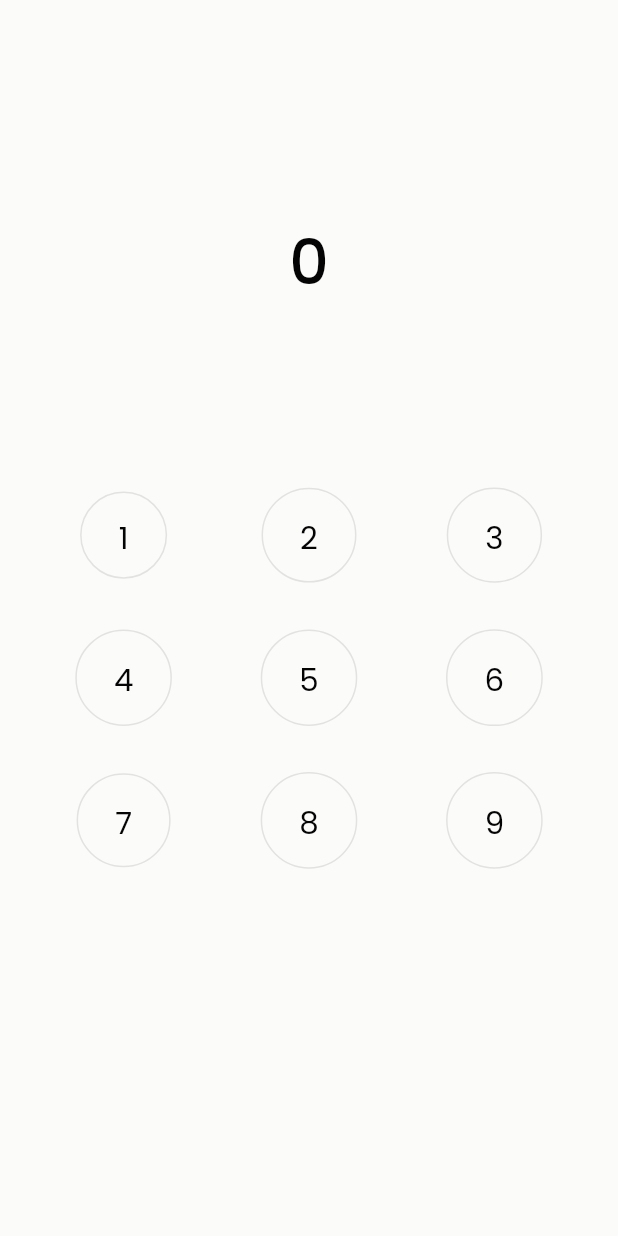
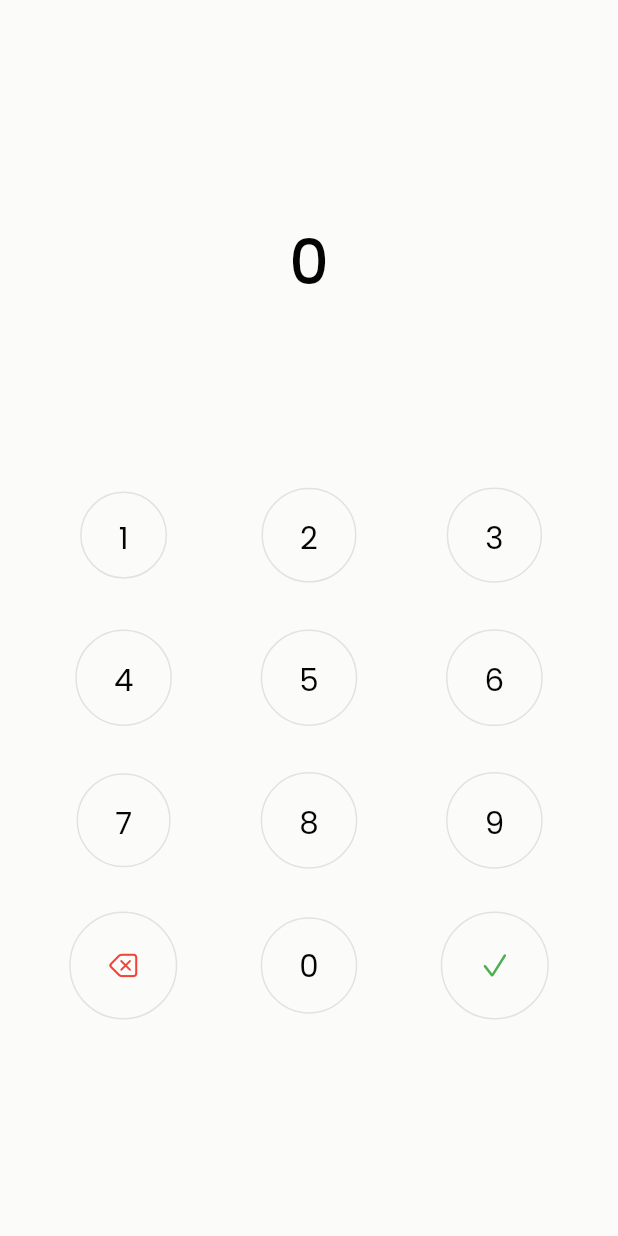
Before and after one commit to TilarnaExdilika/ToDoApp_Flutter_BloC_Clean_Architecture, a Flutter app: the screen it shows after launch, on a phone screen of 412 x 824 dp. Run offline on Flutter 3.47's test engine with Material 2 defaults, Android fonts, the phone set to English and light mode, and no system bars; our stand-ins replace bloc, equatable, flutter_bloc.

Commit message:
LockScreen UI
--Flutter

```diff
--- a/lib/ui/lock_screen.dart
+++ b/lib/ui/lock_screen.dart
@@ -1,5 +1,8 @@
+import 'package:flutter/cupertino.dart';
 import 'package:flutter/material.dart';
+import 'package:tilarna_todo_app/ui/todo_screen.dart';
 import 'package:tilarna_todo_app/util/constants.dart';
+import 'package:tilarna_todo_app/util/navigator.dart';
 
 class LockScreen extends StatefulWidget {
   const LockScreen({super.key});
@@ -52,6 +55,45 @@ class _LockScreenState extends State<LockScreen> {
                   });
                 });
               }),
+        ),
+        Padding(
+          padding: EdgeInsets.symmetric(horizontal: kPad(context) * .08),
+          child: Row(
+            mainAxisAlignment: MainAxisAlignment.spaceBetween,
+            children: [
+              numberButton(
+                  context,
+                  Icon(
+                    CupertinoIcons.delete_left,
+                    size: kPad(context) * .05,
+                    color: Colors.red,
+                  ), () {
+                setState(() {
+                  _code = (_code ~/ 10);
+                });
+              }),
+              numberButton(
+                  context,
+                  Text(
+                    '0',
+                    style:
+                        style(context).copyWith(fontSize: kPad(context) * 0.05),
+                  ), () {
+                setState(() {
+                  _code = (_code * 10) + 0;
+                });
+              }),
+              numberButton(
+                  context,
+                  Icon(
+                    CupertinoIcons.check_mark,
+                    size: kPad(context) * .05,
+                    color: Colors.green,
+                  ), () {
+                push(context, const TodoScreen());
+              }),
+            ],
+          ),
         )
       ],
     ));
@@ -61,7 +103,7 @@ class _LockScreenState extends State<LockScreen> {
       BuildContext context, Widget icon, void Function() onTap) {
     return IconButton(
         onPressed: onTap,
-        iconSize: kPad(context) * 2,
+        iconSize: kPad(context) * .2,
         icon: Container(
           decoration: BoxDecoration(
               shape: BoxShape.circle,
--- a/pubspec.yaml
+++ b/pubspec.yaml
@@ -45,6 +45,7 @@ dependencies:
   fluttertoast: ^8.2.2
   dio: ^5.3.2
   freezed: ^2.4.2
+  flutter_screenutil: ^5.9.0
 
 dev_dependencies:
   flutter_test:
```
Also changed, not shown: pubspec.lock.
